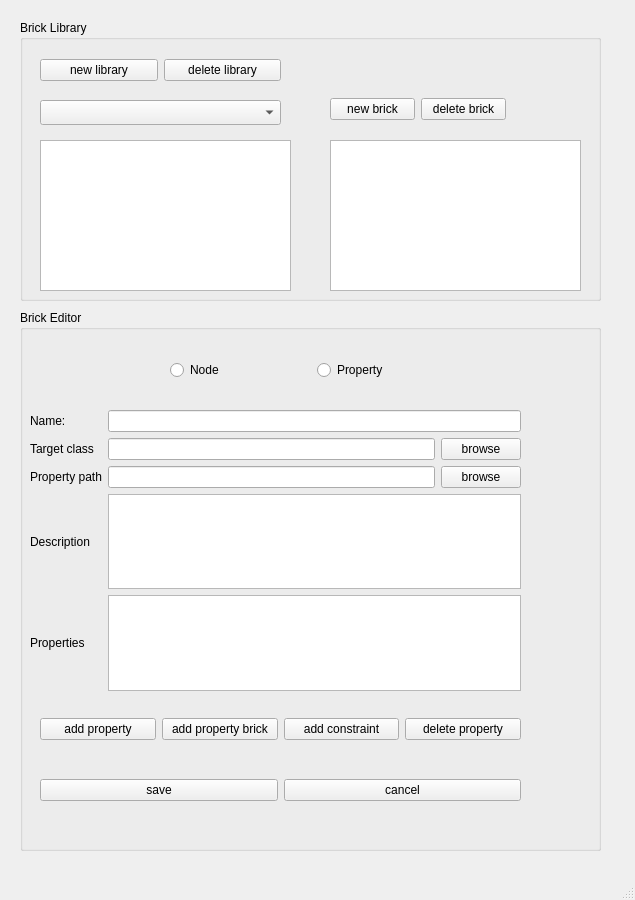
heinz-preisig/DASH_GUI, file brick_app_v2/ui/main_window.ui: the form before one commit.
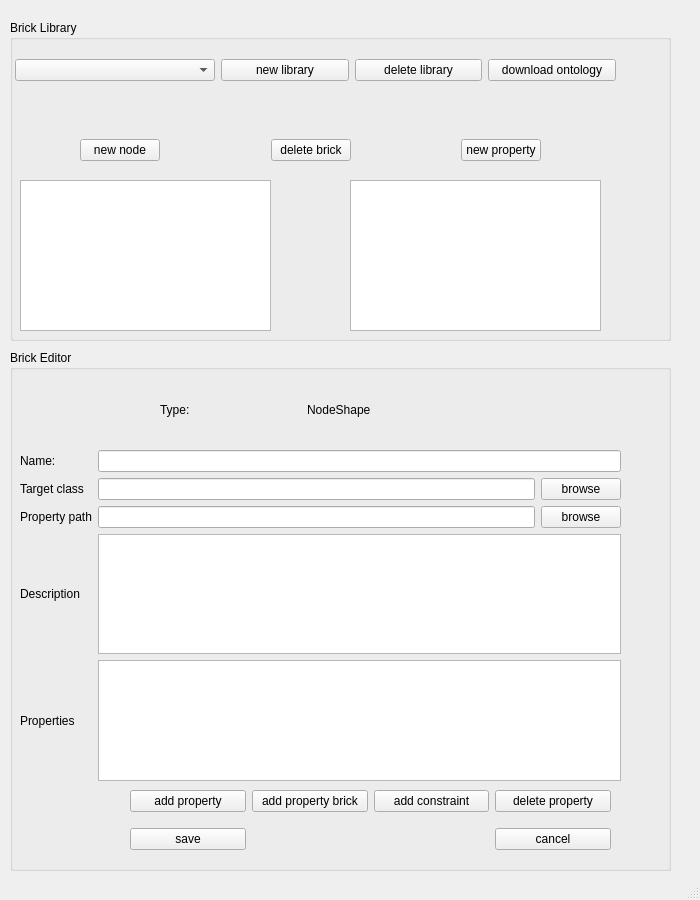
The form after the commit.

Commit message: [bricks]fixing -- and adding a download for ontologies.

Diff of the .ui file:
```diff
--- a/brick_app_v2/ui/main_window.ui
+++ b/brick_app_v2/ui/main_window.ui
@@ -6,7 +6,7 @@
    <rect>
     <x>0</x>
     <y>0</y>
-    <width>635</width>
+    <width>700</width>
     <height>900</height>
    </rect>
   </property>
@@ -17,30 +17,20 @@
    <widget class="QGroupBox" name="libraryPanel">
     <property name="geometry">
      <rect>
-      <x>20</x>
+      <x>10</x>
       <y>20</y>
-      <width>581</width>
-      <height>281</height>
+      <width>661</width>
+      <height>321</height>
      </rect>
     </property>
     <property name="title">
      <string>Brick Library</string>
     </property>
-    <widget class="QComboBox" name="libraryComboBox">
-     <property name="geometry">
-      <rect>
-       <x>20</x>
-       <y>80</y>
-       <width>241</width>
-       <height>25</height>
-      </rect>
-     </property>
-    </widget>
     <widget class="QListWidget" name="propertyBrickList">
      <property name="geometry">
       <rect>
-       <x>310</x>
-       <y>120</y>
+       <x>340</x>
+       <y>160</y>
        <width>251</width>
        <height>151</height>
       </rect>
@@ -49,8 +39,8 @@
     <widget class="QListWidget" name="nodeBrickList">
      <property name="geometry">
       <rect>
-       <x>20</x>
-       <y>120</y>
+       <x>10</x>
+       <y>160</y>
        <width>251</width>
        <height>151</height>
       </rect>
@@ -59,9 +49,9 @@
     <widget class="QWidget" name="horizontalLayoutWidget_5">
      <property name="geometry">
       <rect>
-       <x>310</x>
-       <y>69</y>
-       <width>176</width>
+       <x>70</x>
+       <y>110</y>
+       <width>461</width>
        <height>41</height>
       </rect>
      </property>
@@ -69,10 +59,23 @@
       <item>
        <widget class="QPushButton" name="newBrick">
         <property name="text">
-         <string>new brick</string>
+         <string>new node</string>
         </property>
        </widget>
       </item>
+      <item>
+       <spacer name="horizontalSpacer">
+        <property name="orientation">
+         <enum>Qt::Horizontal</enum>
+        </property>
+        <property name="sizeHint" stdset="0">
+         <size>
+          <width>40</width>
+          <height>20</height>
+         </size>
+        </property>
+       </spacer>
+      </item>
       <item>
        <widget class="QPushButton" name="deleteBrick">
         <property name="text">
@@ -80,18 +83,54 @@
         </property>
        </widget>
       </item>
+      <item>
+       <spacer name="horizontalSpacer_2">
+        <property name="orientation">
+         <enum>Qt::Horizontal</enum>
+        </property>
+        <property name="sizeHint" stdset="0">
+         <size>
+          <width>40</width>
+          <height>20</height>
+         </size>
+        </property>
+       </spacer>
+      </item>
+      <item>
+       <widget class="QPushButton" name="newProperty">
+        <property name="text">
+         <string>new property</string>
+        </property>
+       </widget>
+      </item>
      </layout>
     </widget>
     <widget class="QWidget" name="horizontalLayoutWidget_4">
      <property name="geometry">
       <rect>
-       <x>20</x>
+       <x>5</x>
        <y>30</y>
-       <width>241</width>
+       <width>601</width>
        <height>41</height>
       </rect>
      </property>
      <layout class="QHBoxLayout" name="horizontalLayout_4">
+      <item>
+       <widget class="QComboBox" name="libraryComboBox">
+        <property name="sizePolicy">
+         <sizepolicy hsizetype="Fixed" vsizetype="Fixed">
+          <horstretch>100</horstretch>
+          <verstretch>0</verstretch>
+         </sizepolicy>
+        </property>
+        <property name="maximumSize">
+         <size>
+          <width>200</width>
+          <height>16777215</height>
+         </size>
+        </property>
+       </widget>
+      </item>
       <item>
        <widget class="QPushButton" name="newLibrary">
         <property name="text">
@@ -106,16 +145,23 @@
         </property>
        </widget>
       </item>
+      <item>
+       <widget class="QPushButton" name="downloadOntology">
+        <property name="text">
+         <string>download ontology</string>
+        </property>
+       </widget>
+      </item>
      </layout>
     </widget>
    </widget>
    <widget class="QGroupBox" name="editorPanel">
     <property name="geometry">
      <rect>
-      <x>20</x>
-      <y>310</y>
-      <width>581</width>
-      <height>541</height>
+      <x>10</x>
+      <y>350</y>
+      <width>661</width>
+      <height>521</height>
      </rect>
     </property>
     <property name="title">
@@ -126,8 +172,8 @@
       <rect>
        <x>10</x>
        <y>100</y>
-       <width>491</width>
-       <height>281</height>
+       <width>601</width>
+       <height>331</height>
       </rect>
      </property>
      <layout class="QGridLayout" name="gridLayout">
@@ -208,16 +254,16 @@
      </property>
      <layout class="QHBoxLayout" name="horizontalLayout">
       <item>
-       <widget class="QRadioButton" name="radioNode">
+       <widget class="QLabel" name="typeLabel">
         <property name="text">
-         <string>Node</string>
+         <string>Type:</string>
         </property>
        </widget>
       </item>
       <item>
-       <widget class="QRadioButton" name="radioProperty">
+       <widget class="QLabel" name="currentTypeLabel">
         <property name="text">
-         <string>Property</string>
+         <string>NodeShape</string>
         </property>
        </widget>
       </item>
@@ -226,67 +272,55 @@
     <widget class="QWidget" name="horizontalLayoutWidget_2">
      <property name="geometry">
       <rect>
-       <x>20</x>
-       <y>460</y>
+       <x>120</x>
+       <y>430</y>
        <width>481</width>
-       <height>41</height>
+       <height>80</height>
       </rect>
      </property>
-     <layout class="QHBoxLayout" name="horizontalLayout_2">
-      <item>
-       <widget class="QPushButton" name="saveBrick">
-        <property name="text">
-         <string>save</string>
-        </property>
-       </widget>
-      </item>
-      <item>
-       <widget class="QPushButton" name="cancelBrickEdit">
-        <property name="text">
-         <string>cancel</string>
-        </property>
-       </widget>
-      </item>
-     </layout>
-    </widget>
-    <widget class="QWidget" name="horizontalLayoutWidget_3">
-     <property name="geometry">
-      <rect>
-       <x>20</x>
-       <y>399</y>
-       <width>481</width>
-       <height>41</height>
-      </rect>
-     </property>
-     <layout class="QHBoxLayout" name="horizontalLayout_3">
-      <item>
-       <widget class="QPushButton" name="addProperty">
-        <property name="text">
-         <string>add property</string>
-        </property>
-       </widget>
-      </item>
-      <item>
+     <layout class="QGridLayout" name="gridLayout_2">
+      <item row="0" column="1">
        <widget class="QPushButton" name="addPropertyBrick">
         <property name="text">
          <string>add property brick</string>
         </property>
        </widget>
       </item>
-      <item>
-       <widget class="QPushButton" name="addConstraint">
-        <property name="text">
-         <string>add constraint</string>
-        </property>
-       </widget>
-      </item>
-      <item>
+      <item row="0" column="3">
        <widget class="QPushButton" name="deleteProperty">
         <property name="text">
          <string>delete property</string>
         </property>
        </widget>
       </item>
+      <item row="0" column="0">
+       <widget class="QPushButton" name="addProperty">
+        <property name="text">
+         <string>add property</string>
+        </property>
+       </widget>
+      </item>
+      <item row="0" column="2">
+       <widget class="QPushButton" name="addConstraint">
+        <property name="text">
+         <string>add constraint</string>
+        </property>
+       </widget>
+      </item>
+      <item row="1" column="0">
+       <widget class="QPushButton" name="saveBrick">
+        <property name="text">
+         <string>save</string>
+        </property>
+       </widget>
+      </item>
+      <item row="1" column="3">
+       <widget class="QPushButton" name="cancelBrickEdit">
+        <property name="text">
+         <string>cancel</string>
+        </property>
+       </widget>
+      </item>
      </layout>
     </widget>
    </widget>
```
Left out of the diff: 4 changed lines with no effect on the pictures. The commit also changes 49 other files.
